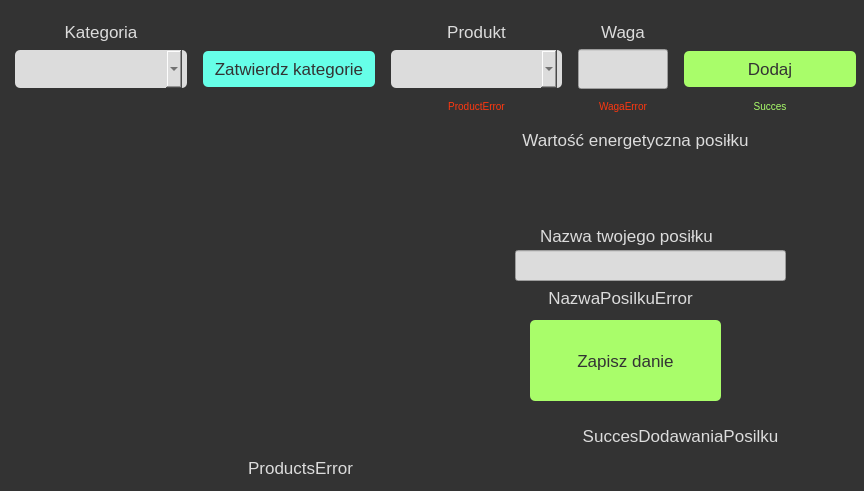
This is addingnewmeal.ui in Czajsoon/TwojeKalorieApp as Qt 5 draws it before an edit. The edited form follows.
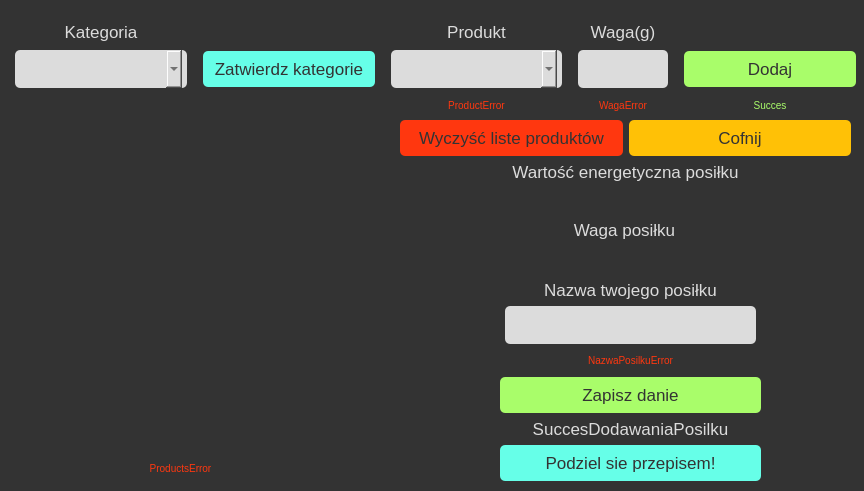
This is the edited form.

Commit message: DZiałające w pełni dodawanie posiłków do dziennika

The edit to the form file:
```diff
--- a/addingnewmeal.ui
+++ b/addingnewmeal.ui
@@ -203,6 +203,7 @@
 color: rgb(51, 51, 51);
 margin-left:5px;
 margin-right:5px;
+border-radius:5px;
 }
 
 
@@ -253,6 +254,30 @@
 QLabel#Succes{
 	color: rgb(169, 253, 106);
 font-size:10px;
+}
+
+QLabel#NPError{
+	color: rgb(255, 55, 15);
+font-size:10px;
+}
+QLabel#ProductsListError{
+	color: rgb(255, 55, 15);
+font-size:10px;
+}
+
+QPushButton#DEleteListProducts{
+	background-color: rgb(255, 55, 15);
+	color: rgb(51, 51, 51);
+}
+
+QPushButton#BackListProducts{
+	background-color: rgb(255, 193, 6);
+color: rgb(51, 51, 51);
+}
+
+QPushButton#Share{
+	background-color: rgb(102, 255, 232);
+color: rgb(51, 51, 51);
 }</string>
   </property>
   <widget class="QTableWidget" name="produkty">
@@ -260,7 +285,7 @@
     <rect>
      <x>10</x>
      <y>120</y>
-     <width>351</width>
+     <width>341</width>
      <height>331</height>
     </rect>
    </property>
@@ -324,7 +349,7 @@
     <item row="0" column="3">
      <widget class="QLabel" name="Wagatext">
       <property name="text">
-       <string>Waga</string>
+       <string>Waga(g)</string>
       </property>
       <property name="alignment">
        <set>Qt::AlignCenter</set>
@@ -399,78 +424,10 @@
     </item>
    </layout>
   </widget>
-  <widget class="QLabel" name="wynikWE">
-   <property name="geometry">
-    <rect>
-     <x>470</x>
-     <y>130</y>
-     <width>331</width>
-     <height>81</height>
-    </rect>
-   </property>
-   <property name="text">
-    <string>Wartość energetyczna posiłku</string>
-   </property>
-   <property name="alignment">
-    <set>Qt::AlignHCenter|Qt::AlignTop</set>
-   </property>
-  </widget>
-  <widget class="QLineEdit" name="nazwaPosilku">
-   <property name="geometry">
-    <rect>
-     <x>510</x>
-     <y>250</y>
-     <width>281</width>
-     <height>31</height>
-    </rect>
-   </property>
-  </widget>
-  <widget class="QLabel" name="nazwaPosilkuText">
-   <property name="geometry">
-    <rect>
-     <x>540</x>
-     <y>220</y>
-     <width>181</width>
-     <height>31</height>
-    </rect>
-   </property>
-   <property name="text">
-    <string>Nazwa twojego posiłku</string>
-   </property>
-  </widget>
-  <widget class="QPushButton" name="saveDanie">
-   <property name="geometry">
-    <rect>
-     <x>530</x>
-     <y>320</y>
-     <width>191</width>
-     <height>81</height>
-    </rect>
-   </property>
-   <property name="text">
-    <string>Zapisz danie</string>
-   </property>
-  </widget>
-  <widget class="QLabel" name="NPError">
-   <property name="geometry">
-    <rect>
-     <x>540</x>
-     <y>290</y>
-     <width>161</width>
-     <height>16</height>
-    </rect>
-   </property>
-   <property name="text">
-    <string>NazwaPosilkuError</string>
-   </property>
-   <property name="alignment">
-    <set>Qt::AlignCenter</set>
-   </property>
-  </widget>
   <widget class="QLabel" name="ProductsListError">
    <property name="geometry">
     <rect>
-     <x>140</x>
+     <x>20</x>
      <y>460</y>
      <width>321</width>
      <height>16</height>
@@ -483,20 +440,115 @@
     <set>Qt::AlignCenter</set>
    </property>
   </widget>
-  <widget class="QLabel" name="succesDodPo">
+  <widget class="QWidget" name="gridLayoutWidget_2">
    <property name="geometry">
     <rect>
-     <x>510</x>
-     <y>420</y>
-     <width>341</width>
-     <height>31</height>
+     <x>500</x>
+     <y>280</y>
+     <width>261</width>
+     <height>201</height>
+    </rect>
+   </property>
+   <layout class="QGridLayout" name="gridLayout_2">
+    <item row="5" column="0">
+     <widget class="QLabel" name="succesDodPo">
+      <property name="text">
+       <string>SuccesDodawaniaPosilku</string>
+      </property>
+      <property name="alignment">
+       <set>Qt::AlignCenter</set>
+      </property>
+     </widget>
+    </item>
+    <item row="2" column="0">
+     <widget class="QLineEdit" name="nazwaPosilku"/>
+    </item>
+    <item row="4" column="0">
+     <widget class="QPushButton" name="saveDanie">
+      <property name="text">
+       <string>Zapisz danie</string>
+      </property>
+     </widget>
+    </item>
+    <item row="1" column="0">
+     <widget class="QLabel" name="nazwaPosilkuText">
+      <property name="text">
+       <string>Nazwa twojego posiłku</string>
+      </property>
+      <property name="alignment">
+       <set>Qt::AlignCenter</set>
+      </property>
+     </widget>
+    </item>
+    <item row="3" column="0">
+     <widget class="QLabel" name="NPError">
+      <property name="text">
+       <string>NazwaPosilkuError</string>
+      </property>
+      <property name="alignment">
+       <set>Qt::AlignCenter</set>
+      </property>
+     </widget>
+    </item>
+    <item row="6" column="0">
+     <widget class="QPushButton" name="Share">
+      <property name="text">
+       <string>Podziel sie przepisem!</string>
+      </property>
+     </widget>
+    </item>
+   </layout>
+  </widget>
+  <widget class="QWidget" name="gridLayoutWidget_3">
+   <property name="geometry">
+    <rect>
+     <x>400</x>
+     <y>120</y>
+     <width>451</width>
+     <height>101</height>
+    </rect>
+   </property>
+   <layout class="QGridLayout" name="gridLayout_3">
+    <item row="3" column="0">
+     <widget class="QPushButton" name="DEleteListProducts">
+      <property name="text">
+       <string>Wyczyść liste produktów</string>
+      </property>
+     </widget>
+    </item>
+    <item row="3" column="1">
+     <widget class="QPushButton" name="BackListProducts">
+      <property name="text">
+       <string>Cofnij</string>
+      </property>
+     </widget>
+    </item>
+    <item row="4" column="0" colspan="2">
+     <widget class="QLabel" name="wynikWE">
+      <property name="text">
+       <string>Wartość energetyczna posiłku</string>
+      </property>
+      <property name="alignment">
+       <set>Qt::AlignHCenter|Qt::AlignTop</set>
+      </property>
+     </widget>
+    </item>
+   </layout>
+  </widget>
+  <widget class="QLabel" name="WAaPosilkuPods">
+   <property name="geometry">
+    <rect>
+     <x>400</x>
+     <y>220</y>
+     <width>449</width>
+     <height>53</height>
     </rect>
    </property>
    <property name="text">
-    <string>SuccesDodawaniaPosilku</string>
+    <string>Waga posiłku</string>
    </property>
    <property name="alignment">
-    <set>Qt::AlignCenter</set>
+    <set>Qt::AlignHCenter|Qt::AlignTop</set>
    </property>
   </widget>
  </widget>
```
Left out of the diff: 3 changed lines with no effect on the pictures. The commit also changes 65 other files.
